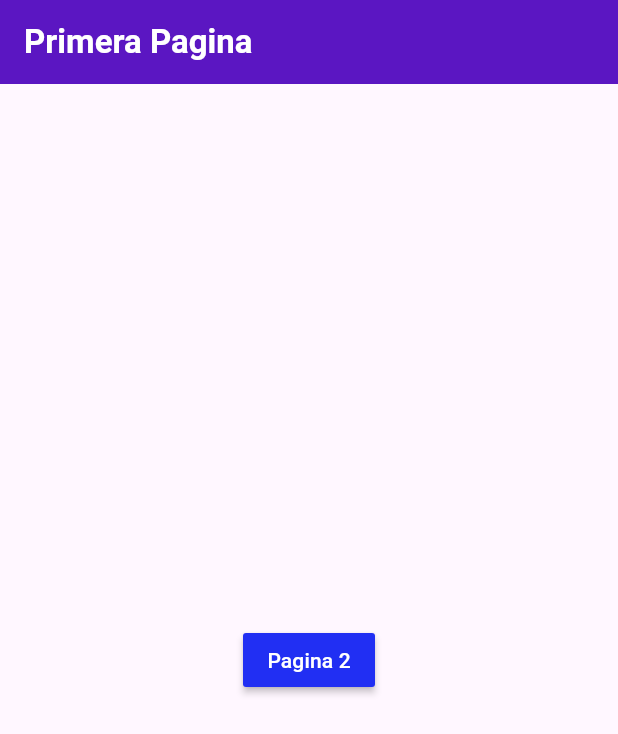
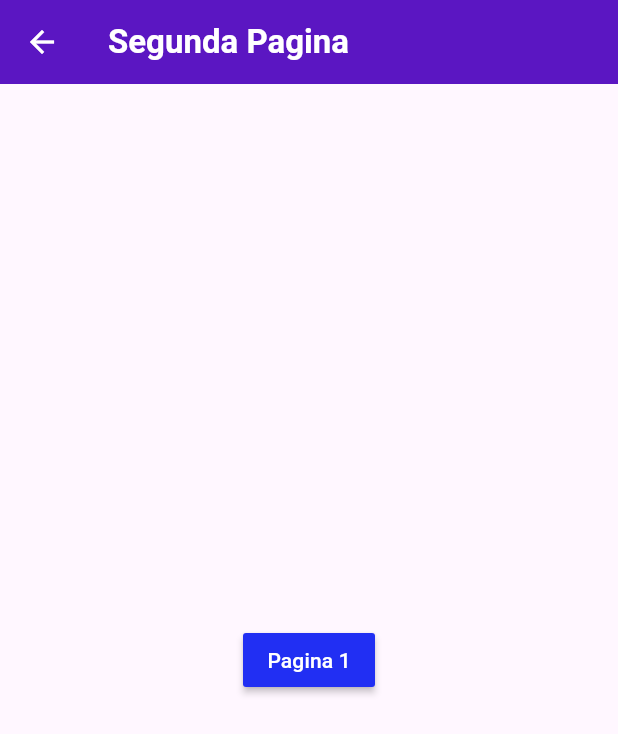
Before and after one commit to JulioSalgado29/zapatito, a Flutter app: the screen it shows after launch, after a tap on "Pagina 2", on a phone screen of 412 x 824 dp. Shown: the top 734 px of the screen. Run offline on Flutter 3.47's test engine with Material 3 defaults, Android fonts, the phone set to English and light mode, and no system bars; our stand-ins replace shared_preferences; Roboto replaces fonts that are missing (Georgia).

Commit message:
-> agregar icono

```diff
--- a/lib/main-widgets/second_page.dart
+++ b/lib/main-widgets/second_page.dart
@@ -0,0 +1,30 @@
+import 'package:flutter/material.dart';
+
+class SecondRoute extends StatelessWidget {
+  const SecondRoute({super.key});
+
+  @override
+  Widget build(BuildContext context) {
+    return Scaffold(
+      appBar: AppBar(
+        backgroundColor: const Color(0xff5b16c2),
+        foregroundColor: Colors.white,
+        title: const Text(
+          'Segunda Pagina',
+          style: TextStyle(fontWeight: FontWeight.bold, fontFamily: 'Georgia'),
+        ),
+      ),
+      body: Center(
+          child: MaterialButton(
+        onPressed: () {
+          Navigator.pop(context);
+        },
+        color: const Color.fromARGB(255, 33, 47, 243),
+        textColor: Colors.white,
+        child: const Text(
+          'Pagina 1',
+        ),
+      )),
+    );
+  }
+}
--- a/lib/main.dart
+++ b/lib/main.dart
@@ -1,5 +1,6 @@
 import 'package:flutter/material.dart';
 import 'main-widgets/first_page.dart';
+import 'main-widgets/second_page.dart';
 //import 'package:shoe_inventory_app/Services/local_storage.dart';
 
 
@@ -21,8 +22,11 @@ class MyApp extends StatelessWidget {
       ),
       //home: const MyHomePage(title: 'Inventario - Nibbet'),
       //home: const FirsRoute(),
-      initialRoute: '/',
-      routes: {'/': (context) => const FirsRoute()},
+      initialRoute: '/first_page',
+      routes: {
+        '/first_page': (context) => const FirsRoute(),
+        '/second_page': (context) => const SecondRoute(),
+        },
     );
   }
 }
--- a/pubspec.yaml
+++ b/pubspec.yaml
@@ -36,6 +36,12 @@ dependencies:
   # Use with the CupertinoIcons class for iOS style icons.
   cupertino_icons: ^1.0.8
   shared_preferences: ^2.3.2
+  flutter_launcher_icons: ^0.14.4
+
+flutter_launcher_icons:
+  ios: true
+  remove_alpha_ios: true
+  image_path: "lib/icons/ic_launcher.png"
 
 dev_dependencies:
   flutter_test:
```
Also changed, not shown: pubspec.lock, 23 other files.
